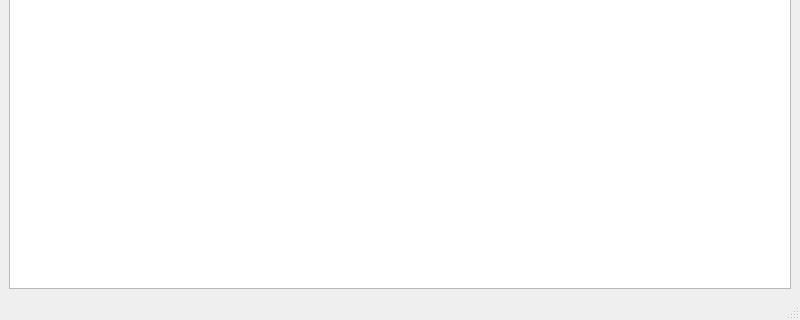
Qt form mainwindow.ui (stavkidisq/lab-2) before a commit; both pictures show x 0 to 800 and y 280 to 600 of the 800 by 600 pixel window.
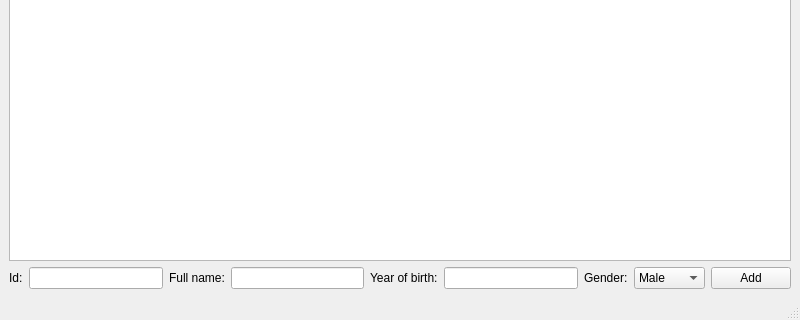
The same form after that commit.

Diff of the .ui file:
```diff
--- a/mainwindow.ui
+++ b/mainwindow.ui
@@ -32,6 +32,68 @@
     <item>
      <widget class="QTextBrowser" name="textBrowser"/>
     </item>
+    <item>
+     <layout class="QHBoxLayout" name="horizontalLayout_2">
+      <item>
+       <widget class="QLabel" name="label">
+        <property name="text">
+         <string>Id:</string>
+        </property>
+       </widget>
+      </item>
+      <item>
+       <widget class="QLineEdit" name="editId"/>
+      </item>
+      <item>
+       <widget class="QLabel" name="label_2">
+        <property name="text">
+         <string>Full name:</string>
+        </property>
+       </widget>
+      </item>
+      <item>
+       <widget class="QLineEdit" name="editFullName"/>
+      </item>
+      <item>
+       <widget class="QLabel" name="label_3">
+        <property name="text">
+         <string>Year of birth:</string>
+        </property>
+       </widget>
+      </item>
+      <item>
+       <widget class="QLineEdit" name="editYearOfBirth"/>
+      </item>
+      <item>
+       <widget class="QLabel" name="label_4">
+        <property name="text">
+         <string>Gender:</string>
+        </property>
+       </widget>
+      </item>
+      <item>
+       <widget class="QComboBox" name="comboGender">
+        <item>
+         <property name="text">
+          <string>Male</string>
+         </property>
+        </item>
+        <item>
+         <property name="text">
+          <string>Female</string>
+         </property>
+        </item>
+       </widget>
+      </item>
+      <item>
+       <widget class="QPushButton" name="buttonAdd">
+        <property name="text">
+         <string>Add</string>
+        </property>
+       </widget>
+      </item>
+     </layout>
+    </item>
    </layout>
   </widget>
   <widget class="QMenuBar" name="menubar">
```
Left out of the diff: 17 changed lines with no effect on the pictures.
